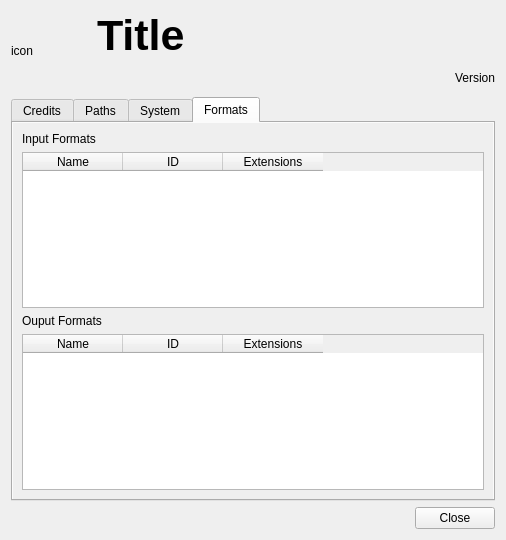
Before: the Qt Designer form src/gui/widgets/dialogs/about_dialog.ui in mbasaglia/glaxnimate, drawn with Qt 5.
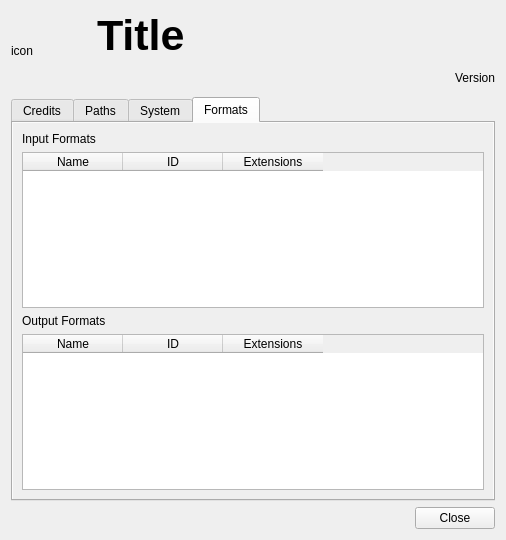
After: the same form once the commit is applied. The open tabs and pages were chosen to show the change. Icons and pictures are not drawn.

```diff
--- a/src/gui/widgets/dialogs/about_dialog.ui
+++ b/src/gui/widgets/dialogs/about_dialog.ui
@@ -524,7 +524,7 @@
            <item>
             <widget class="QLabel" name="label_8">
              <property name="text">
-              <string>Ouput Formats </string>
+              <string>Output Formats </string>
              </property>
             </widget>
            </item>
```
